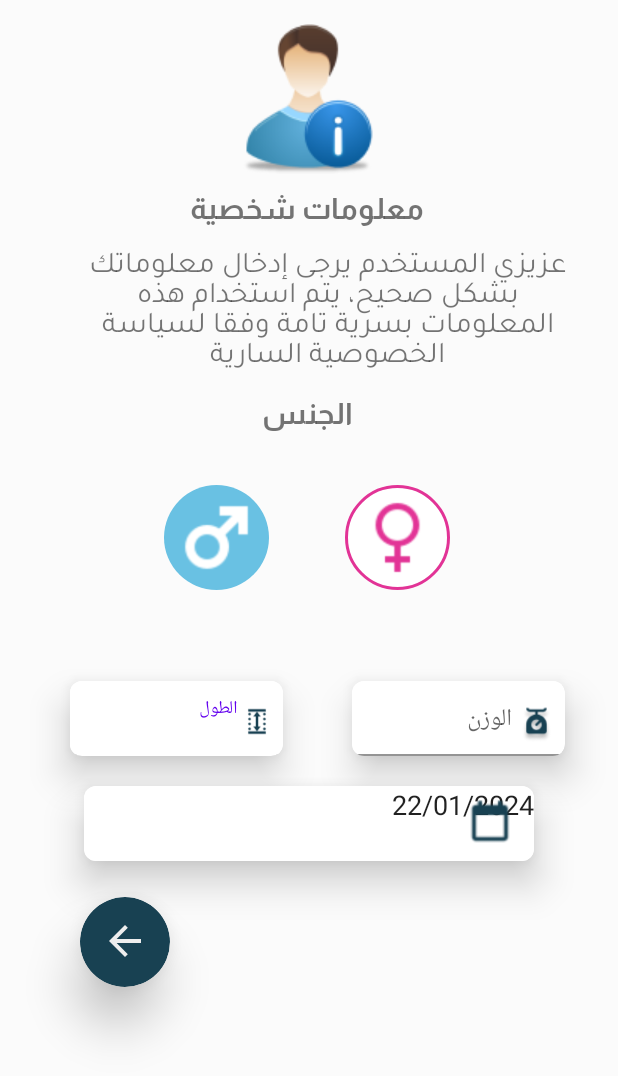
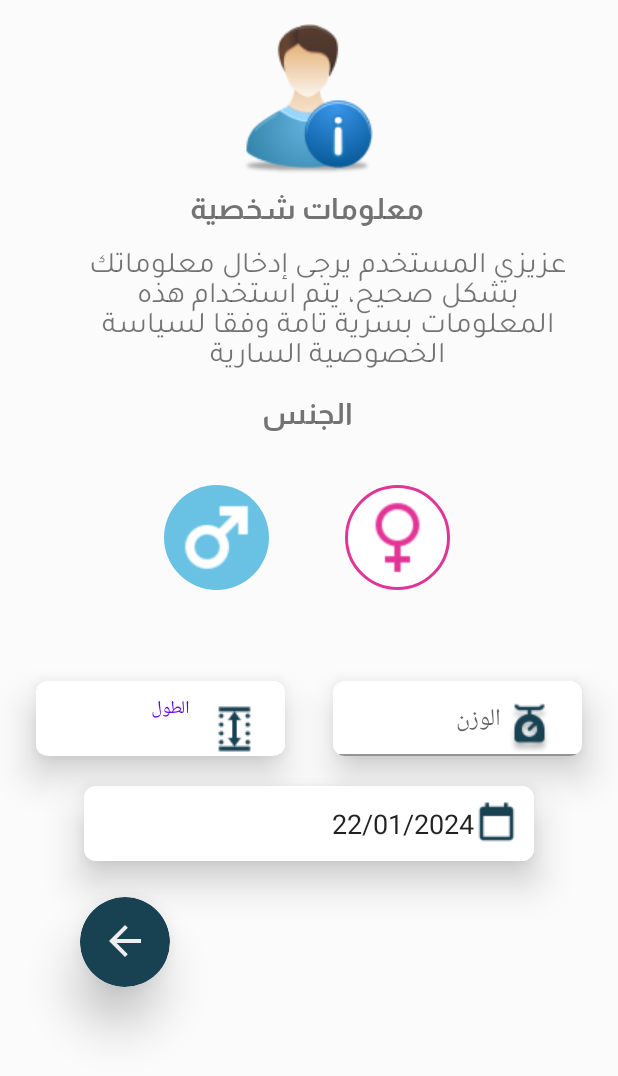
Before and after one commit to MokhtariHadjMohamed/Insulin_dose_App, an Android app: the InfoPersonnelActivity screen opened directly, with no data from a screen before it, on a phone screen of 412 x 824 dp. Shown: the top 1076 px of the screen. Run offline under Robolectric (Android 15) with nearby library versions, the phone set to English and light mode, and no system bars; our stand-ins replace Firebase (no records; nobody signed in at launch, a user with empty details on screens opened directly).

Commit message:
next projet

```diff
--- a/app/src/main/AndroidManifest.xml
+++ b/app/src/main/AndroidManifest.xml
@@ -3,7 +3,7 @@
     xmlns:tools="http://schemas.android.com/tools">
 
     <uses-permission android:name="android.permission.POST_NOTIFICATIONS" />
-    <uses-permission android:name="android.permission.SET_ALARM" />
+    <uses-permission android:name="android.permission.VIBRATE" />
     <uses-permission android:name="android.permission.USE_FULL_SCREEN_INTENT" />
 
     <application
--- a/app/src/main/java/com/example/insulin_dose_app/MainActivity.kt
+++ b/app/src/main/java/com/example/insulin_dose_app/MainActivity.kt
@@ -26,11 +26,11 @@ class MainActivity : AppCompatActivity() {
 
         Handler(Looper.getMainLooper()).postDelayed({
             if (auth.currentUser != null){
-                val intent = Intent(this, AccountActivity::class.java)
+                val intent = Intent(this, HomeActivity::class.java)
                 startActivity(intent)
                 finish()
             }else{
-                val intent = Intent(this, StartActivity::class.java)
+                val intent = Intent(this, InfoActivity::class.java)
                 startActivity(intent)
                 finish()
             }
--- a/app/src/main/java/com/example/insulin_dose_app/profileFragment.kt
+++ b/app/src/main/java/com/example/insulin_dose_app/profileFragment.kt
@@ -93,7 +93,7 @@ class ProfileFragment : Fragment() {
                         )
 
                         this.full_name.text = user.full_name
-                        this.email.text = user.full_name
+                        this.email.text = user.email
                         this.dateOfBirth.text = user.dateOfBirth
                         this.gender.text = user.gender
                         this.height.text = user.height.toString()
--- a/app/src/main/res/layout/activity_account.xml
+++ b/app/src/main/res/layout/activity_account.xml
@@ -71,7 +71,7 @@
             android:drawableTint="@color/color6"
             android:elevation="10dp"
             android:ems="10"
-            android:gravity="center|right|end"
+            android:gravity="center|right"
             android:hint="رقم هاتف"
             android:inputType="phone"
             android:textColor="@color/text03"
@@ -176,7 +176,7 @@
             android:drawableEnd="@drawable/kitchen"
             android:elevation="20dp"
             android:fontFamily="@font/tajawal_medium"
-            android:gravity="center_vertical"
+            android:gravity="center|right"
             android:text="الوزن"
             android:textAlignment="gravity"
             android:textColor="@color/black"
@@ -195,7 +195,7 @@
             android:drawableEnd="@drawable/height"
             android:elevation="20dp"
             android:fontFamily="@font/tajawal_medium"
-            android:gravity="center_vertical"
+            android:gravity="center|right|center_vertical"
             android:inputType="number"
             android:text="الطول"
             android:textAlignment="gravity"
--- a/app/src/main/res/layout/activity_info_personnel.xml
+++ b/app/src/main/res/layout/activity_info_personnel.xml
@@ -58,24 +58,17 @@
 
     <androidx.cardview.widget.CardView
         android:id="@+id/cardView4"
-        android:layout_width="142dp"
+        android:layout_width="0dp"
         android:layout_height="50dp"
+        android:layout_marginStart="24dp"
         android:layout_marginTop="30dp"
+        android:layout_marginEnd="16dp"
         app:cardCornerRadius="8dp"
         app:cardElevation="15dp"
         app:layout_constraintEnd_toStartOf="@+id/cardView3"
+        app:layout_constraintHorizontal_bias="0.5"
         app:layout_constraintStart_toStartOf="parent"
         app:layout_constraintTop_toBottomOf="@+id/genderRadioGroup">
-
-        <ImageView
-            android:id="@+id/imageView"
-            android:layout_width="89dp"
-            android:layout_height="74dp"
-            android:layout_marginLeft="80dp"
-            android:layout_marginTop="-10dp"
-            android:elevation="11dp"
-            android:padding="10dp"
-            android:src="@drawable/height" />
 
         <com.google.android.material.textfield.TextInputLayout
             android:id="@+id/textInputLayout1"
@@ -86,9 +79,10 @@
 
             <com.google.android.material.textfield.TextInputEditText
                 android:id="@+id/textInputLayout1_editText"
-                android:layout_width="140dp"
+                android:layout_width="match_parent"
                 android:layout_height="50dp"
                 android:background="@color/white"
+                android:drawableEnd="@drawable/height"
                 android:gravity="center|right"
                 android:hint="    الطول  " />
 
@@ -97,13 +91,16 @@
 
     <androidx.cardview.widget.CardView
         android:id="@+id/cardView3"
-        android:layout_width="142dp"
+        android:layout_width="0dp"
         android:layout_height="50dp"
+        android:layout_marginStart="16dp"
         android:layout_marginTop="30dp"
-        android:layout_marginRight="35dp"
+        android:layout_marginEnd="24dp"
         app:cardCornerRadius="8dp"
         app:cardElevation="15dp"
         app:layout_constraintEnd_toEndOf="parent"
+        app:layout_constraintHorizontal_bias="0.5"
+        app:layout_constraintStart_toEndOf="@+id/cardView4"
         app:layout_constraintTop_toBottomOf="@+id/genderRadioGroup">
 
         <com.google.android.material.textfield.TextInputLayout
@@ -111,23 +108,14 @@
             android:layout_width="match_parent"
             android:layout_height="match_parent">
 
-            <ImageView
-                android:id="@+id/imageView2"
-                android:layout_width="46dp"
-                android:layout_height="49dp"
-                android:layout_marginLeft="100dp"
-                android:layout_marginTop="-45dp"
-                android:padding="10dp"
-                android:src="@drawable/scales" />
-
             <com.google.android.material.textfield.TextInputEditText
                 android:id="@+id/textInputEditTextWeight"
-                android:layout_width="140dp"
+                android:layout_width="match_parent"
                 android:layout_height="match_parent"
-                android:layout_marginEnd="20dp"
                 android:background="@color/white"
+                android:drawableEnd="@drawable/scales"
                 android:gravity="center|right"
-                android:hint="    الوزن    "
+                android:hint="الوزن"
                 android:textColorHint="@color/text01" />
         </com.google.android.material.textfield.TextInputLayout>
     </androidx.cardview.widget.CardView>
@@ -147,27 +135,20 @@
         app:layout_constraintTop_toBottomOf="@+id/cardView4"
         tools:ignore="MissingConstraints">
 
-        <ImageView
-            android:id="@+id/imageView3"
-            android:layout_width="61dp"
-            android:layout_height="52dp"
-            android:layout_marginLeft="240dp"
-            android:layout_marginTop="-1dp"
-            android:elevation="11dp"
-            android:padding="10dp"
-            android:src="@drawable/calendar" />
-
         <EditText
             android:id="@+id/editTextDate2"
             android:layout_width="match_parent"
             android:layout_height="match_parent"
             android:layout_weight="1"
+            android:padding="10dp"
             android:background="@android:color/white"
+            android:drawableEnd="@drawable/calendar"
             android:ems="10"
-            android:gravity="right"
+            android:gravity="center|right"
             android:inputType="date" />
 
     </com.google.android.material.card.MaterialCardView>
+
     <RadioGroup
         android:id="@+id/genderRadioGroup"
         android:layout_width="242dp"
@@ -177,23 +158,23 @@
         app:layout_constraintEnd_toEndOf="parent"
         app:layout_constraintHorizontal_bias="0.496"
         app:layout_constraintStart_toStartOf="parent"
-        app:layout_constraintTop_toBottomOf="@+id/some_id6"
-        >
+        app:layout_constraintTop_toBottomOf="@+id/some_id6">
 
-        <RadioButton android:id="@+id/radio_male"
+        <RadioButton
+            android:id="@+id/radio_male"
             android:layout_width="70dp"
             android:layout_height="70dp"
             android:layout_margin="25dp"
             android:buttonTint="#00000000"
-            android:text=""
-            />
+            android:text="" />
 
-        <RadioButton android:id="@+id/radio_female"
+        <RadioButton
+            android:id="@+id/radio_female"
             android:layout_width="70dp"
             android:layout_height="70dp"
             android:layout_margin="25dp"
             android:buttonTint="#00000000"
-            android:text=""/>
+            android:text="" />
     </RadioGroup>
 
     <ImageView
--- a/app/src/main/res/layout/activity_register.xml
+++ b/app/src/main/res/layout/activity_register.xml
@@ -158,7 +158,7 @@
             android:drawableTint="@color/color6"
             android:elevation="10dp"
             android:ems="10"
-            android:gravity="center|end"
+            android:gravity="center|right"
             android:hint="كلمة المرور"
             android:inputType="textPassword"
             android:textColor="@color/text03"
@@ -181,7 +181,7 @@
             android:drawableTint="@color/color6"
             android:elevation="10dp"
             android:ems="10"
-            android:gravity="center|end"
+            android:gravity="center|right"
             android:hint="تأكيد كلمة المرور"
             android:inputType="textPassword"
             android:textColor="@color/text03"
@@ -204,7 +204,7 @@
             android:drawableTint="@color/color6"
             android:elevation="10dp"
             android:ems="10"
-            android:gravity="center|end"
+            android:gravity="center|right"
             android:hint="رقم هاتف"
             android:inputType="phone"
             android:textColor="@color/text03"
--- a/app/src/main/res/layout/fragment_profile.xml
+++ b/app/src/main/res/layout/fragment_profile.xml
@@ -42,7 +42,7 @@
         <TextView
             android:id="@+id/david_jones"
             android:layout_width="252dp"
-            android:layout_height="23dp"
+            android:layout_height="wrap_content"
             android:layout_marginTop="8dp"
             android:fontFamily="@font/poppins"
             android:gravity="center_horizontal|top"
@@ -104,7 +104,7 @@
             android:layout_height="30.3dp"
             android:layout_centerHorizontal="true"
             android:layout_centerVertical="true"
-            android:layout_marginBottom="50dp"
+            android:layout_marginBottom="45dp"
             android:background="@drawable/ellipse_14"
             app:layout_constraintBottom_toBottomOf="@+id/rectangle_2"
             app:layout_constraintEnd_toEndOf="@+id/rectangle_2"
```
Also changed, not shown: app/src/main/java/com/example/insulin_dose_app/HomeFragment.kt (+28 -0 lines), app/src/main/java/com/example/insulin_dose_app/MyNotificationService.kt (+27 -11 lines), app/src/main/res/layout/activity_home.xml (+4 -4 lines), app/src/main/res/layout/activity_pharmaceutical.xml (+8 -4 lines), app/src/main/res/layout/fragment_home.xml (+21 -6 lines).
